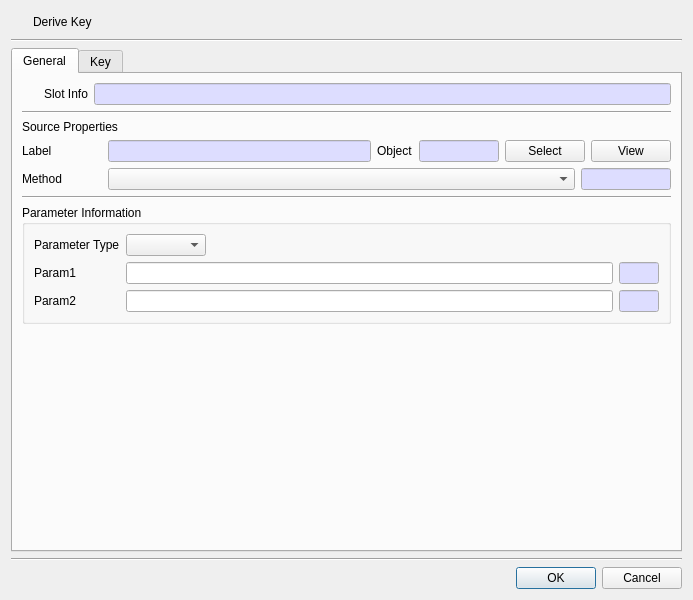
The window that CryptokiMan/derive_key_dlg.ui (jykim74/CryptokiMan) describes before a commit, drawn with Qt 5.
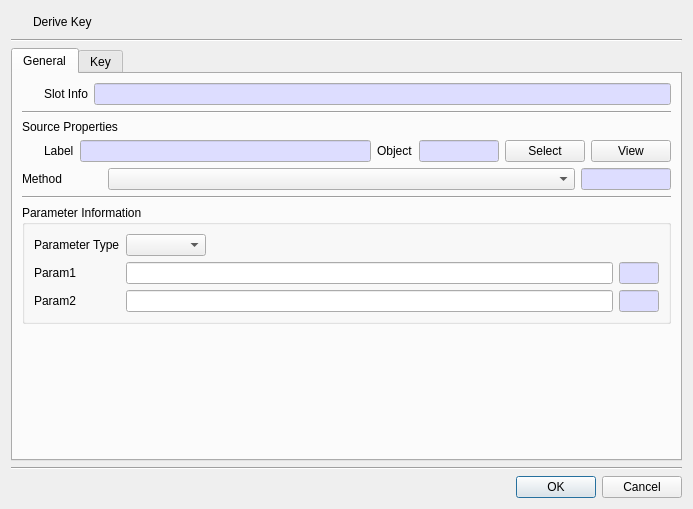
The same window after the commit. The open tabs and pages were chosen to show the change. Icons and pictures are not drawn.

Diff of the .ui file:
```diff
--- a/CryptokiMan/derive_key_dlg.ui
+++ b/CryptokiMan/derive_key_dlg.ui
@@ -7,7 +7,7 @@
     <x>0</x>
     <y>0</y>
     <width>693</width>
-    <height>600</height>
+    <height>509</height>
    </rect>
   </property>
   <property name="windowTitle">
@@ -61,7 +61,7 @@
    <item>
     <widget class="QTabWidget" name="tabWidget">
      <property name="currentIndex">
-      <number>0</number>
+      <number>1</number>
      </property>
      <widget class="QWidget" name="mFirstTab">
       <attribute name="title">
@@ -167,7 +167,21 @@
          <property name="topMargin">
           <number>0</number>
          </property>
-         <item row="0" column="1">
+         <item row="0" column="6">
+          <widget class="QPushButton" name="mObjectViewBtn">
+           <property name="text">
+            <string>View</string>
+           </property>
+          </widget>
+         </item>
+         <item row="0" column="3">
+          <widget class="QLabel" name="label_8">
+           <property name="text">
+            <string>Object</string>
+           </property>
+          </widget>
+         </item>
+         <item row="0" column="2">
           <widget class="QLineEdit" name="mSrcLabelText">
            <property name="palette">
             <palette>
@@ -201,40 +215,14 @@
            </property>
           </widget>
          </item>
-         <item row="0" column="4">
+         <item row="0" column="5">
           <widget class="QPushButton" name="mSelectSrcBtn">
            <property name="text">
             <string>Select</string>
            </property>
           </widget>
          </item>
-         <item row="0" column="2">
-          <widget class="QLabel" name="label_8">
-           <property name="text">
-            <string>Object</string>
-           </property>
-          </widget>
-         </item>
-         <item row="0" column="0">
-          <widget class="QLabel" name="label_7">
-           <property name="minimumSize">
-            <size>
-             <width>80</width>
-             <height>0</height>
-            </size>
-           </property>
-           <property name="maximumSize">
-            <size>
-             <width>80</width>
-             <height>16777215</height>
-            </size>
-           </property>
-           <property name="text">
-            <string>Label</string>
-           </property>
-          </widget>
-         </item>
-         <item row="0" column="3">
+         <item row="0" column="4">
           <widget class="QLineEdit" name="mSrcObjectText">
            <property name="minimumSize">
             <size>
@@ -290,10 +278,48 @@
            </property>
           </widget>
          </item>
-         <item row="0" column="5">
-          <widget class="QPushButton" name="mObjectViewBtn">
+         <item row="0" column="1">
+          <widget class="QLabel" name="label_7">
+           <property name="minimumSize">
+            <size>
+             <width>0</width>
+             <height>0</height>
+            </size>
+           </property>
+           <property name="maximumSize">
+            <size>
+             <width>80</width>
+             <height>16777215</height>
+            </size>
+           </property>
            <property name="text">
-            <string>View</string>
+            <string>Label</string>
+           </property>
+          </widget>
+         </item>
+         <item row="0" column="0">
+          <widget class="QPushButton" name="pushButton_2">
+           <property name="minimumSize">
+            <size>
+             <width>16</width>
+             <height>0</height>
+            </size>
+           </property>
+           <property name="maximumSize">
+            <size>
+             <width>16</width>
+             <height>16777215</height>
+            </size>
+           </property>
+           <property name="text">
+            <string/>
+           </property>
+           <property name="icon">
+            <iconset resource="cryptokiman.qrc">
+             <normaloff>:/images/hsm_man.png</normaloff>:/images/hsm_man.png</iconset>
+           </property>
+           <property name="flat">
+            <bool>true</bool>
            </property>
           </widget>
          </item>
@@ -842,13 +868,6 @@
          </property>
         </widget>
        </item>
-       <item>
-        <widget class="QLabel" name="label_14">
-         <property name="text">
-          <string>Attributes</string>
-         </property>
-        </widget>
-       </item>
        <item>
         <layout class="QGridLayout" name="gridLayout_8">
          <item row="1" column="5">
```
